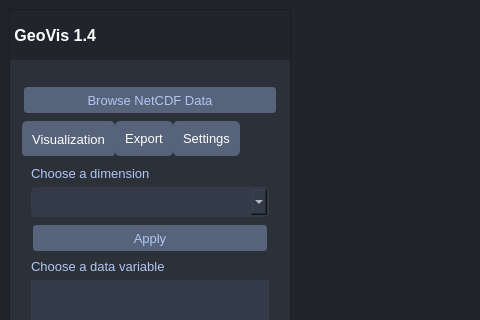
Before: the Qt Designer form assets/ui/gui.ui in sherinsugathan/GeoVis, drawn with Qt 5; both pictures show x 0 to 480 and y 0 to 320 of the 1035 by 772 pixel window.
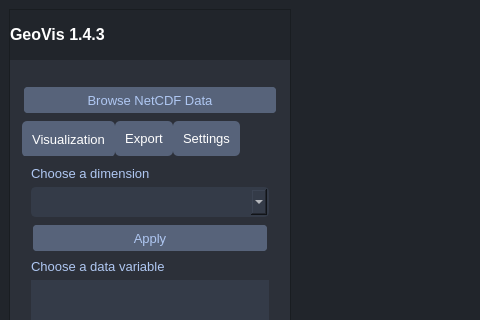
After: the same form once the commit is applied. Icons and pictures are not drawn.

What changed in the file:
```diff
--- a/assets/ui/gui.ui
+++ b/assets/ui/gui.ui
@@ -92,7 +92,7 @@
           <enum>QFrame::Plain</enum>
          </property>
          <property name="text">
-          <string> GeoVis 1.4</string>
+          <string>&lt;html&gt;&lt;head/&gt;&lt;body&gt;&lt;p&gt;GeoVis 1.4.3&lt;/p&gt;&lt;/body&gt;&lt;/html&gt;</string>
          </property>
          <property name="scaledContents">
           <bool>false</bool>
```
Left out of the diff: 2 changed lines with no effect on the pictures.
